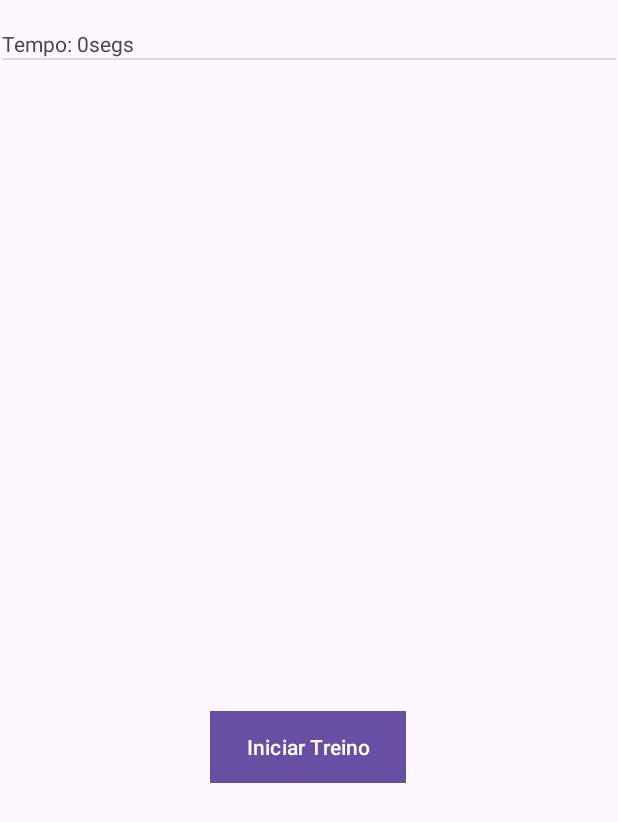
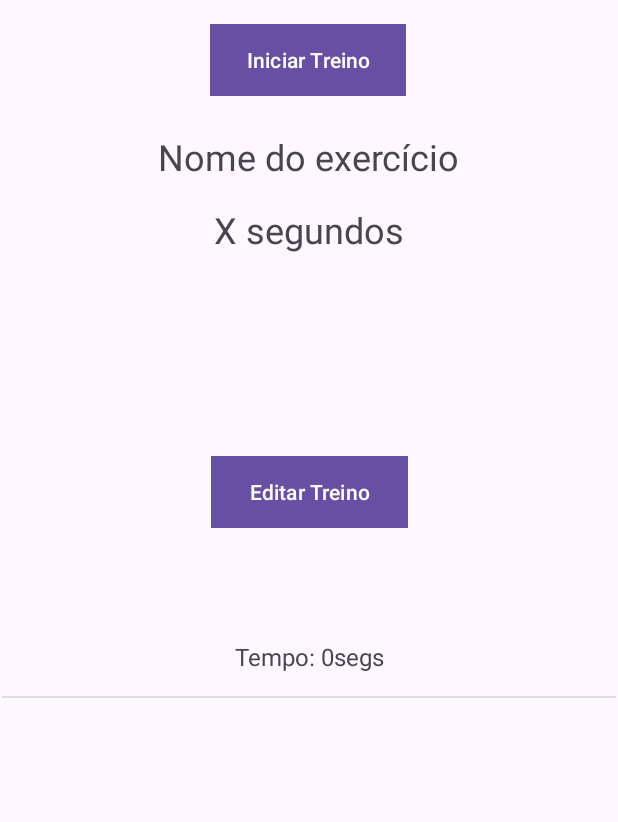
Before and after one commit to ciceroAugustoON/treino-circuito, an Android app: the screen it shows after launch (MainActivity), after a tap on "Salvar", on a phone screen of 412 x 824 dp. Shown: the top 822 px of the screen. Run offline under Robolectric (Android 15) with nearby library versions, the phone set to English and light mode, and no system bars; 1 other tap on this screen came first.

Commit message:
feature: exercises cronometer working

```diff
--- a/app/src/main/java/com/cjmn/treino_circuito/MainActivity.java
+++ b/app/src/main/java/com/cjmn/treino_circuito/MainActivity.java
@@ -2,7 +2,11 @@ package com.cjmn.treino_circuito;
 
 import android.content.Intent;
 import android.os.Bundle;
+import android.os.CountDownTimer;
+import android.view.View;
+import android.widget.Button;
 import android.widget.ListView;
+import android.widget.TextView;
 
 import androidx.activity.EdgeToEdge;
 import androidx.appcompat.app.AppCompatActivity;
@@ -20,6 +24,8 @@ public class MainActivity extends AppCompatActivity {
     private List<Exercicio> exercicios = new ArrayList<>();
     private DatabaseHelper databaseHelper = new DatabaseHelper(this);
 
+    private long tempoRestanteMilisegundos;
+
     @Override
     protected void onCreate(Bundle savedInstanceState) {
         super.onCreate(savedInstanceState);
@@ -34,8 +40,7 @@ public class MainActivity extends AppCompatActivity {
         exercicios = databaseHelper.getAllExercicios();
 
         if (exercicios.isEmpty()) {
-            Intent intent = new Intent(MainActivity.this, CadastroCircuito.class);
-            startActivity(intent);
+            editarTreino(null);
         }
 
         ListView exerciseList = findViewById(R.id.exercicios);
@@ -44,5 +49,53 @@ public class MainActivity extends AppCompatActivity {
 
         // Conectar o adapter ao ListView
         exerciseList.setAdapter(exerciseAdapter);
+
+        Button iniciarTreino = findViewById(R.id.init_treino);
+        iniciarTreino.setOnClickListener(this::iniciarTreino);
+
+        Button editarTreino = findViewById(R.id.edit_treino);
+        editarTreino.setOnClickListener(this::editarTreino);
+    }
+
+    private void editarTreino(View v) {
+        Intent intent = new Intent(MainActivity.this, CadastroCircuito.class);
+        startActivity(intent);
+    }
+
+    private void iniciarTreino(View v) {
+        if (exercicios.isEmpty()) {
+            return;
+        }
+        TextView nomeExercicioText = findViewById(R.id.nomeExercicio);
+        TextView tempoExercicioText = findViewById(R.id.tempoExercicio);
+
+        rodarExercicio(exercicios.get(0), nomeExercicioText, tempoExercicioText);
+    }
+
+    private void rodarExercicio(Exercicio e, TextView nomeExercicioText, TextView tempoExercicioText) {
+        nomeExercicioText.setText(e.getNome());
+        tempoRestanteMilisegundos = e.getSeconds().longValue() * 1000;
+        var countDownTimer = new CountDownTimer(tempoRestanteMilisegundos, 1000) {
+            @Override
+            public void onTick(long millisUntilFinished) {
+                tempoRestanteMilisegundos = millisUntilFinished;
+                int minutes = (int) tempoRestanteMilisegundos / 60000;
+                int seconds = (int) tempoRestanteMilisegundos % 60000 / 1000;
+
+                String timeLeftText = String.format("%02d:%02d", minutes, seconds);
+                tempoExercicioText.setText(timeLeftText);
+            }
+
+            @Override
+            public void onFinish() {
+                int index = exercicios.indexOf(e) + 1;
+                if (index >= exercicios.size()) {
+                    nomeExercicioText.setText("Treino Finalizado");
+                    tempoExercicioText.setText("");
+                } else {
+                    rodarExercicio(exercicios.get(index), nomeExercicioText, tempoExercicioText);
+                }
+            }
+        }.start();
     }
 }
--- a/app/src/main/res/layout/activity_main.xml
+++ b/app/src/main/res/layout/activity_main.xml
@@ -12,20 +12,62 @@
         android:layout_width="409dp"
         android:layout_height="450dp"
         android:layout_marginStart="1dp"
-        app:layout_constraintStart_toStartOf="parent"
-        app:layout_constraintTop_toTopOf="parent" />
+        app:layout_constraintBottom_toBottomOf="parent"
+        app:layout_constraintStart_toStartOf="parent" />
 
     <Button
         android:id="@+id/init_treino"
         android:layout_width="wrap_content"
         android:layout_height="wrap_content"
         android:layout_marginStart="160dp"
-        android:layout_marginTop="24dp"
+        android:layout_marginTop="16dp"
         android:layout_marginEnd="161dp"
         android:background="#F44336"
         android:text="Iniciar Treino"
         app:cornerRadius="5dp"
         app:layout_constraintEnd_toEndOf="parent"
         app:layout_constraintStart_toStartOf="parent"
-        app:layout_constraintTop_toBottomOf="@+id/exercicios"/>
+        app:layout_constraintTop_toTopOf="parent" />
+
+    <Button
+        android:id="@+id/edit_treino"
+        android:layout_width="131dp"
+        android:layout_height="wrap_content"
+        android:layout_marginStart="160dp"
+        android:layout_marginEnd="161dp"
+        android:layout_marginBottom="22dp"
+        android:background="#F44336"
+        android:text="Editar Treino"
+        app:cornerRadius="5dp"
+        app:layout_constraintBottom_toTopOf="@+id/exercicios"
+        app:layout_constraintEnd_toEndOf="parent"
+        app:layout_constraintHorizontal_bias="0.487"
+        app:layout_constraintStart_toStartOf="parent" />
+
+    <TextView
+        android:id="@+id/nomeExercicio"
+        android:layout_width="wrap_content"
+        android:layout_height="wrap_content"
+        android:layout_marginStart="147dp"
+        android:layout_marginTop="24dp"
+        android:layout_marginEnd="147dp"
+        android:text="Nome do exercício"
+        android:textSize="24sp"
+        app:layout_constraintEnd_toEndOf="parent"
+        app:layout_constraintStart_toStartOf="parent"
+        app:layout_constraintTop_toBottomOf="@+id/init_treino" />
+
+    <TextView
+        android:id="@+id/tempoExercicio"
+        android:layout_width="wrap_content"
+        android:layout_height="wrap_content"
+        android:layout_marginStart="147dp"
+        android:layout_marginTop="16dp"
+        android:layout_marginEnd="147dp"
+        android:text="X segundos"
+        android:textSize="24sp"
+        app:layout_constraintEnd_toEndOf="parent"
+        app:layout_constraintStart_toStartOf="parent"
+        app:layout_constraintTop_toBottomOf="@+id/nomeExercicio" />
+
 </androidx.constraintlayout.widget.ConstraintLayout>
--- a/app/src/main/res/layout/list_exercises.xml
+++ b/app/src/main/res/layout/list_exercises.xml
@@ -8,11 +8,18 @@
         android:id="@+id/nome"
         android:layout_width="match_parent"
         android:layout_height="wrap_content"
-        android:text="Nome" />
+        android:paddingTop="15dp"
+        android:paddingBottom="0dp"
+        android:text="Nome"
+        android:textAlignment="center"
+        android:textSize="16sp" />
 
     <TextView
         android:id="@+id/tempo"
         android:layout_width="match_parent"
         android:layout_height="wrap_content"
-        android:text="Tempo" />
+        android:padding="15dp"
+        android:text="Tempo"
+        android:textAlignment="center"
+        android:textSize="16sp" />
 </LinearLayout>
```
